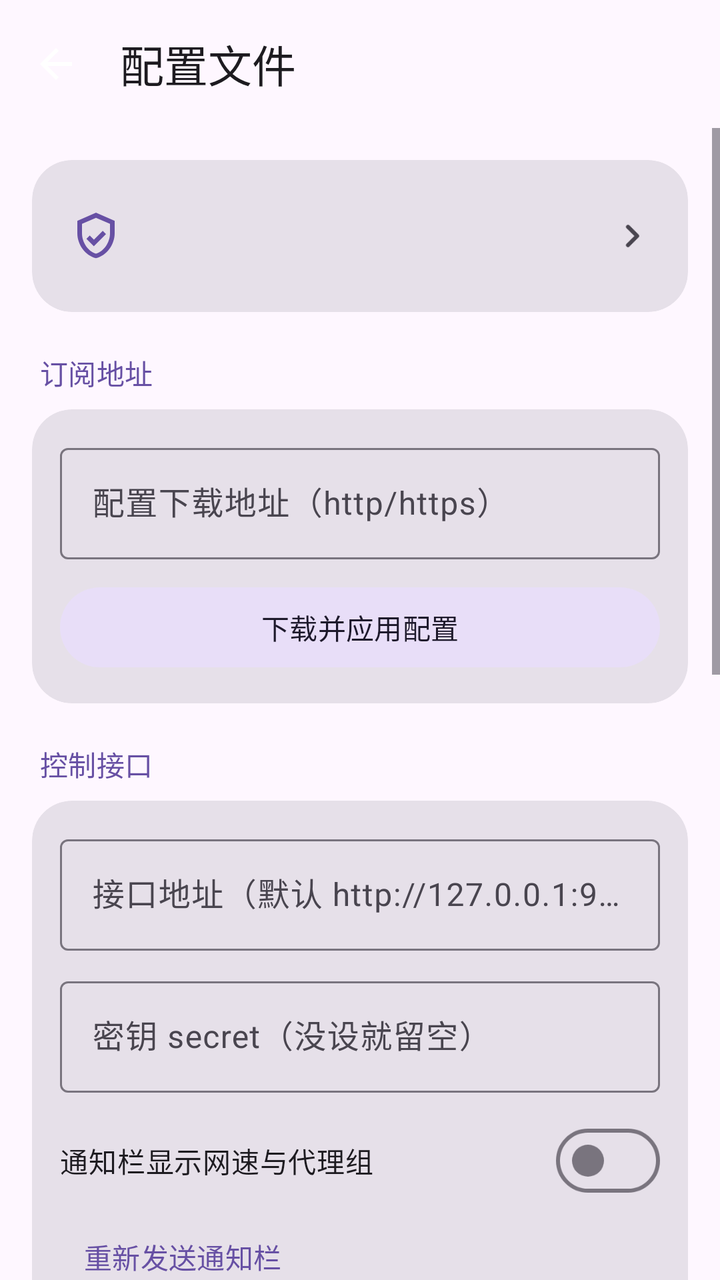
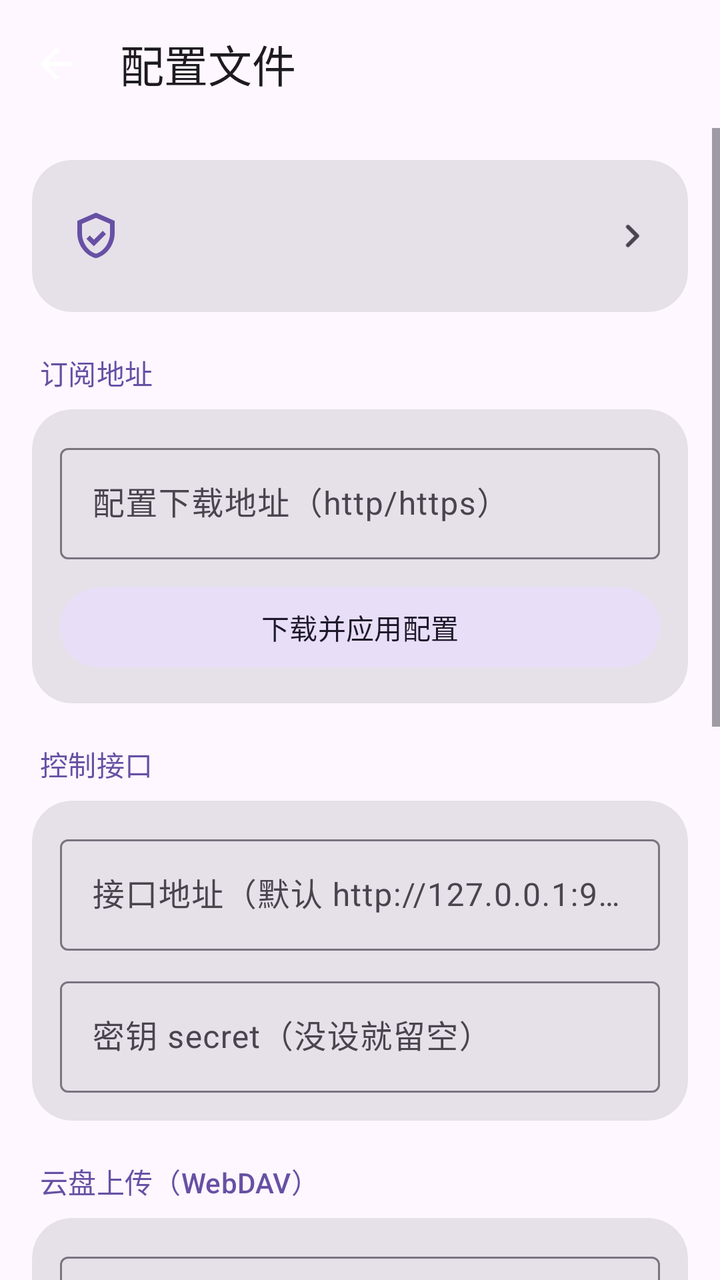

Two renders of the same Android screen: before a commit and after it. Below are the layout's source before the change and the commit's diff.
<!-- AndroidManifest.xml: application theme Theme.HyperOSMod -->
<!-- res/layout/activity_singbox_config.xml -->
<?xml version="1.0" encoding="utf-8"?>
<LinearLayout xmlns:android="http://schemas.android.com/apk/res/android"
    xmlns:app="http://schemas.android.com/apk/res-auto"
    android:layout_width="match_parent"
    android:layout_height="match_parent"
    android:background="?attr/colorSurface"
    android:fitsSystemWindows="true"
    android:orientation="vertical">

    <com.google.android.material.appbar.MaterialToolbar
        android:id="@+id/toolbar"
        android:layout_width="match_parent"
        android:layout_height="?attr/actionBarSize"
        app:navigationIcon="@drawable/ic_arrow_back"
        app:title="@string/singbox_entry_config" />

    <ScrollView
        android:layout_width="match_parent"
        android:layout_height="0dp"
        android:layout_weight="1">

        <LinearLayout
            android:layout_width="match_parent"
            android:layout_height="wrap_content"
            android:orientation="vertical"
            android:padding="16dp">

            
            <com.google.android.material.card.MaterialCardView
                style="@style/Widget.Material3.CardView.Filled"
                android:layout_width="match_parent"
                android:layout_height="wrap_content"
                app:cardCornerRadius="20dp"
                app:cardElevation="0dp">

                <include
                    android:id="@+id/row_edit"
                    layout="@layout/row_apps" />
            </com.google.android.material.card.MaterialCardView>

            
            <TextView
                android:layout_width="match_parent"
                android:layout_height="wrap_content"
                android:layout_marginStart="4dp"
                android:layout_marginTop="20dp"
                android:layout_marginBottom="8dp"
                android:text="@string/singbox_config_subscribe"
                android:textAppearance="?attr/textAppearanceTitleSmall"
                android:textColor="?attr/colorPrimary" />

            <com.google.android.material.card.MaterialCardView
                style="@style/Widget.Material3.CardView.Filled"
                android:layout_width="match_parent"
                android:layout_height="wrap_content"
                app:cardCornerRadius="20dp"
                app:cardElevation="0dp">

                <LinearLayout
                    android:layout_width="match_parent"
                    android:layout_height="wrap_content"
                    android:orientation="vertical"
                    android:padding="14dp">

                    <com.google.android.material.textfield.TextInputLayout
                        style="@style/Widget.Material3.TextInputLayout.OutlinedBox"
                        android:layout_width="match_parent"
                        android:layout_height="wrap_content"
                        android:hint="@string/singbox_config_hint">

                        <com.google.android.material.textfield.TextInputEditText
                            android:id="@+id/config_url"
                            android:layout_width="match_parent"
                            android:layout_height="wrap_content"
                            android:inputType="textUri"
                            android:maxLines="2" />
                    </com.google.android.material.textfield.TextInputLayout>

                    <com.google.android.material.button.MaterialButton
                        android:id="@+id/btn_config"
                        style="@style/Widget.Material3.Button.TonalButton"
                        android:layout_width="match_parent"
                        android:layout_height="wrap_content"
                        android:layout_marginTop="10dp"
                        android:text="@string/singbox_config_apply" />
                </LinearLayout>
            </com.google.android.material.card.MaterialCardView>

            
            <TextView
                android:layout_width="match_parent"
                android:layout_height="wrap_content"
                android:layout_marginStart="4dp"
                android:layout_marginTop="20dp"
                android:layout_marginBottom="8dp"
                android:text="@string/singbox_api_section"
                android:textAppearance="?attr/textAppearanceTitleSmall"
                android:textColor="?attr/colorPrimary" />

            <com.google.android.material.card.MaterialCardView
                style="@style/Widget.Material3.CardView.Filled"
                android:layout_width="match_parent"
                android:layout_height="wrap_content"
                app:cardCornerRadius="20dp"
                app:cardElevation="0dp">

                <LinearLayout
                    android:layout_width="match_parent"
                    android:layout_height="wrap_content"
                    android:orientation="vertical"
                    android:padding="14dp">

                    <com.google.android.material.textfield.TextInputLayout
                        style="@style/Widget.Material3.TextInputLayout.OutlinedBox"
                        android:layout_width="match_parent"
                        android:layout_height="wrap_content"
                        android:hint="@string/singbox_api_url">

                        <com.google.android.material.textfield.TextInputEditText
                            android:id="@+id/api_url"
                            android:layout_width="match_parent"
                            android:layout_height="wrap_content"
                            android:inputType="textUri"
                            android:maxLines="1" />
                    </com.google.android.material.textfield.TextInputLayout>

                    <com.google.android.material.textfield.TextInputLayout
                        style="@style/Widget.Material3.TextInputLayout.OutlinedBox"
                        android:layout_width="match_parent"
                        android:layout_height="wrap_content"
                        android:layout_marginTop="10dp"
                        android:hint="@string/singbox_api_secret">

                        <com.google.android.material.textfield.TextInputEditText
                            android:id="@+id/api_secret"
                            android:layout_width="match_parent"
                            android:layout_height="wrap_content"
                            android:inputType="text" />
                    </com.google.android.material.textfield.TextInputLayout>

                    <com.google.android.material.materialswitch.MaterialSwitch
                        android:id="@+id/switch_notify"
                        android:layout_width="match_parent"
                        android:layout_height="wrap_content"
                        android:layout_marginTop="10dp"
                        android:text="@string/panel_notify" />

                    <com.google.android.material.button.MaterialButton
                        android:id="@+id/btn_notify_resend"
                        style="@style/Widget.Material3.Button.TextButton"
                        android:layout_width="wrap_content"
                        android:layout_height="wrap_content"
                        android:minWidth="0dp"
                        android:text="@string/panel_notify_resend" />

                    <com.google.android.material.button.MaterialButton
                        android:id="@+id/btn_notify_settings"
                        style="@style/Widget.Material3.Button.TextButton"
                        android:layout_width="wrap_content"
                        android:layout_height="wrap_content"
                        android:minWidth="0dp"
                        android:text="@string/panel_notify_grant"
                        android:visibility="gone" />

                    <TextView
                        android:id="@+id/notify_hint"
                        android:layout_width="match_parent"
                        android:layout_height="wrap_content"
                        android:text="@string/panel_notify_hint"
                        android:textAppearance="?attr/textAppearanceBodySmall"
                        android:textColor="?attr/colorOnSurfaceVariant"
                        android:visibility="gone" />
                </LinearLayout>
            </com.google.android.material.card.MaterialCardView>

            
            <TextView
                android:layout_width="match_parent"
                android:layout_height="wrap_content"
                android:layout_marginStart="4dp"
                android:layout_marginTop="20dp"
                android:layout_marginBottom="8dp"
                android:text="@string/singbox_webdav"
                android:textAppearance="?attr/textAppearanceTitleSmall"
                android:textColor="?attr/colorPrimary" />

            <com.google.android.material.card.MaterialCardView
                style="@style/Widget.Material3.CardView.Filled"
                android:layout_width="match_parent"
                android:layout_height="wrap_content"
                app:cardCornerRadius="20dp"
                app:cardElevation="0dp">

                <LinearLayout
                    android:layout_width="match_parent"
                    android:layout_height="wrap_content"
                    android:orientation="vertical"
                    android:padding="14dp">

                    <com.google.android.material.textfield.TextInputLayout
                        style="@style/Widget.Material3.TextInputLayout.OutlinedBox"
                        android:layout_width="match_parent"
                        android:layout_height="wrap_content"
                        android:hint="@string/singbox_webdav_url">

                        <com.google.android.material.textfield.TextInputEditText
                            android:id="@+id/dav_url"
                            android:layout_width="match_parent"
                            android:layout_height="wrap_content"
                            android:inputType="textUri"
                            android:maxLines="2" />
                    </com.google.android.material.textfield.TextInputLayout>

                    <com.google.android.material.textfield.TextInputLayout
                        style="@style/Widget.Material3.TextInputLayout.OutlinedBox"
                        android:layout_width="match_parent"
                        android:layout_height="wrap_content"
                        android:layout_marginTop="10dp"
                        android:hint="@string/singbox_webdav_user">

                        <com.google.android.material.textfield.TextInputEditText
                            android:id="@+id/dav_user"
                            android:layout_width="match_parent"
                            android:layout_height="wrap_content"
                            android:inputType="text" />
                    </com.google.android.material.textfield.TextInputLayout>

                    <com.google.android.material.textfield.TextInputLayout
                        style="@style/Widget.Material3.TextInputLayout.OutlinedBox"
                        android:layout_width="match_parent"
                        android:layout_height="wrap_content"
                        android:layout_marginTop="10dp"
                        android:hint="@string/singbox_webdav_pass">

                        <com.google.android.material.textfield.TextInputEditText
                            android:id="@+id/dav_pass"
                            android:layout_width="match_parent"
                            android:layout_height="wrap_content"
                            android:inputType="textPassword" />
                    </com.google.android.material.textfield.TextInputLayout>

                    <com.google.android.material.textfield.TextInputLayout
                        style="@style/Widget.Material3.TextInputLayout.OutlinedBox"
                        android:layout_width="match_parent"
                        android:layout_height="wrap_content"
                        android:layout_marginTop="10dp"
                        android:hint="@string/singbox_webdav_path">

                        <com.google.android.material.textfield.TextInputEditText
                            android:id="@+id/dav_path"
                            android:layout_width="match_parent"
                            android:layout_height="wrap_content"
                            android:inputType="text" />
                    </com.google.android.material.textfield.TextInputLayout>

                    <com.google.android.material.materialswitch.MaterialSwitch
                        android:id="@+id/switch_dav_minify"
                        android:layout_width="match_parent"
                        android:layout_height="wrap_content"
                        android:layout_marginTop="10dp"
                        android:text="@string/singbox_webdav_minify" />

                    <TextView
                        android:id="@+id/dav_minify_hint"
                        android:layout_width="match_parent"
                        android:layout_height="wrap_content"
                        android:text="@string/singbox_webdav_minify_hint"
                        android:textAppearance="?attr/textAppearanceBodySmall"
                        android:textColor="?attr/colorOnSurfaceVariant" />

                    <LinearLayout
                        android:layout_width="match_parent"
                        android:layout_height="wrap_content"
                        android:layout_marginTop="10dp"
                        android:orientation="horizontal">

                        <com.google.android.material.button.MaterialButton
                            android:id="@+id/btn_dav_test"
                            style="@style/Widget.Material3.Button.TonalButton"
                            android:layout_width="0dp"
                            android:layout_height="wrap_content"
                            android:layout_weight="1"
                            android:text="@string/singbox_webdav_test" />

                        <com.google.android.material.button.MaterialButton
                            android:id="@+id/btn_dav_upload"
                            style="@style/Widget.Material3.Button"
                            android:layout_width="0dp"
                            android:layout_height="wrap_content"
                            android:layout_marginStart="8dp"
                            android:layout_weight="1"
                            android:text="@string/singbox_webdav_upload" />
                    </LinearLayout>
                </LinearLayout>
            </com.google.android.material.card.MaterialCardView>

            <ProgressBar
                android:id="@+id/progress"
                style="?android:attr/progressBarStyleHorizontal"
                android:layout_width="match_parent"
                android:layout_height="3dp"
                android:layout_marginTop="16dp"
                android:indeterminate="true"
                android:visibility="gone" />

            <TextView
                android:id="@+id/output"
                android:layout_width="match_parent"
                android:layout_height="wrap_content"
                android:layout_marginTop="12dp"
                android:background="?attr/colorSurfaceVariant"
                android:fontFamily="monospace"
                android:minLines="4"
                android:padding="12dp"
                android:textAppearance="?attr/textAppearanceBodySmall"
                android:textColor="?attr/colorOnSurfaceVariant"
                android:textIsSelectable="true" />
        </LinearLayout>
    </ScrollView>
</LinearLayout>
<!-- res/layout/row_apps.xml (included above) -->
<?xml version="1.0" encoding="utf-8"?>
<LinearLayout xmlns:android="http://schemas.android.com/apk/res/android"
    android:layout_width="match_parent"
    android:layout_height="wrap_content"
    android:background="?attr/selectableItemBackground"
    android:gravity="center_vertical"
    android:minHeight="76dp"
    android:orientation="horizontal"
    android:paddingStart="18dp"
    android:paddingTop="12dp"
    android:paddingEnd="16dp"
    android:paddingBottom="12dp">

    <ImageView
        android:layout_width="28dp"
        android:layout_height="28dp"
        android:layout_marginEnd="16dp"
        android:contentDescription="@null"
        android:src="@drawable/ic_shield"
        android:tint="?attr/colorPrimary" />

    <LinearLayout
        android:layout_width="0dp"
        android:layout_height="wrap_content"
        android:layout_weight="1"
        android:orientation="vertical">

        <TextView
            android:id="@+id/title"
            android:layout_width="match_parent"
            android:layout_height="wrap_content"
            android:textAppearance="?attr/textAppearanceBodyLarge"
            android:textColor="?attr/colorOnSurface" />

        <TextView
            android:id="@+id/summary"
            android:layout_width="match_parent"
            android:layout_height="wrap_content"
            android:layout_marginTop="2dp"
            android:textAppearance="?attr/textAppearanceBodySmall"
            android:textColor="?attr/colorOnSurfaceVariant" />
    </LinearLayout>

    <ImageView
        android:layout_width="24dp"
        android:layout_height="24dp"
        android:layout_marginStart="12dp"
        android:contentDescription="@null"
        android:src="@drawable/ic_chevron_right"
        android:tint="?attr/colorOnSurfaceVariant" />
</LinearLayout>
<!-- resources referenced by this layout -->
<resources>
  <!-- drawable ic_arrow_back (drawable) -->
  <?xml version="1.0" encoding="utf-8"?>
  <vector xmlns:android="http://schemas.android.com/apk/res/android"
      android:width="24dp"
      android:height="24dp"
      android:viewportWidth="24"
      android:viewportHeight="24">
      <path
          android:fillColor="#FFFFFFFF"
          android:pathData="M20,11H7.83l5.59,-5.59L12,4l-8,8l8,8l1.41,-1.41L7.83,13H20v-2z" />
  </vector>
  <!-- drawable ic_chevron_right (drawable) -->
  <?xml version="1.0" encoding="utf-8"?>
  <vector xmlns:android="http://schemas.android.com/apk/res/android"
      android:width="24dp"
      android:height="24dp"
      android:viewportWidth="24"
      android:viewportHeight="24">
      <path
          android:fillColor="#FFFFFFFF"
          android:pathData="M9.29,6.71a1,1 0 0 0 0,1.41L13.17,12l-3.88,3.88a1,1 0 1 0 1.42,1.41l4.58,-4.58a1,1 0 0 0 0,-1.42l-4.58,-4.58a1,1 0 0 0 -1.42,0z" />
  </vector>
  <!-- drawable ic_shield (drawable) -->
  <?xml version="1.0" encoding="utf-8"?>
  <vector xmlns:android="http://schemas.android.com/apk/res/android"
      android:width="24dp"
      android:height="24dp"
      android:viewportWidth="24"
      android:viewportHeight="24">
      <path
          android:fillColor="#FFFFFFFF"
          android:pathData="M12,2L4,5.5v5.25c0,4.95 3.4,9.57 8,10.75c4.6,-1.18 8,-5.8 8,-10.75V5.5L12,2zM12,4.18l6,2.63v3.94c0,3.95 -2.55,7.7 -6,8.85c-3.45,-1.15 -6,-4.9 -6,-8.85V6.81l6,-2.63z" />
      <path
          android:fillColor="#FFFFFFFF"
          android:pathData="M11.1,13.6l-1.8,-1.8l-1.4,1.4l3.2,3.2l5.2,-5.2l-1.4,-1.4z" />
  </vector>
  <string name="panel_notify">通知栏显示网速与代理组</string>
  <string name="panel_notify_grant">去授予通知权限</string>
  <string name="panel_notify_hint">在通知栏常驻显示实时速率和当前节点，需要通知权限</string>
  <string name="panel_notify_resend">重新发送通知栏</string>
  <string name="singbox_api_secret">密钥 secret（没设就留空）</string>
  <string name="singbox_api_section">控制接口</string>
  <string name="singbox_api_url">接口地址（默认 http://127.0.0.1:9090）</string>
  <string name="singbox_config_apply">下载并应用配置</string>
  <string name="singbox_config_hint">配置下载地址（http/https）</string>
  <string name="singbox_config_subscribe">订阅地址</string>
  <string name="singbox_entry_config">配置文件</string>
  <string name="singbox_webdav">云盘上传（WebDAV）</string>
  <string name="singbox_webdav_minify">上传前压缩 JSON</string>
  <string name="singbox_webdav_minify_hint">默认开启：压成单行，体积更小，仍可直接当配置用；关掉则按文件原样上传</string>
  <string name="singbox_webdav_pass">密码 / 应用密码</string>
  <string name="singbox_webdav_path">远端路径（如 singbox/config.json）</string>
  <string name="singbox_webdav_test">测试连接</string>
  <string name="singbox_webdav_upload">上传当前配置</string>
  <string name="singbox_webdav_url">服务器地址（https://dav.example.com/dav）</string>
  <string name="singbox_webdav_user">用户名</string>
  <style name="Theme.HyperOSMod" parent="Theme.Material3.DayNight.NoActionBar">
          <item name="android:windowActionModeOverlay">true</item>
          <item name="android:windowNoTitle">true</item>
          <item name="android:windowLightStatusBar">true</item>
          <item name="android:windowLightNavigationBar">true</item>
      </style>
</resources>

<!-- the commit's change to res/layout/activity_singbox_config.xml (unified diff, before → after) -->
@@ -137,39 +137,6 @@
                             android:layout_height="wrap_content"
                             android:inputType="text" />
                     </com.google.android.material.textfield.TextInputLayout>
-
-                    <com.google.android.material.materialswitch.MaterialSwitch
-                        android:id="@+id/switch_notify"
-                        android:layout_width="match_parent"
-                        android:layout_height="wrap_content"
-                        android:layout_marginTop="10dp"
-                        android:text="@string/panel_notify" />
-
-                    <com.google.android.material.button.MaterialButton
-                        android:id="@+id/btn_notify_resend"
-                        style="@style/Widget.Material3.Button.TextButton"
-                        android:layout_width="wrap_content"
-                        android:layout_height="wrap_content"
-                        android:minWidth="0dp"
-                        android:text="@string/panel_notify_resend" />
-
-                    <com.google.android.material.button.MaterialButton
-                        android:id="@+id/btn_notify_settings"
-                        style="@style/Widget.Material3.Button.TextButton"
-                        android:layout_width="wrap_content"
-                        android:layout_height="wrap_content"
-                        android:minWidth="0dp"
-                        android:text="@string/panel_notify_grant"
-                        android:visibility="gone" />
-
-                    <TextView
-                        android:id="@+id/notify_hint"
-                        android:layout_width="match_parent"
-                        android:layout_height="wrap_content"
-                        android:text="@string/panel_notify_hint"
-                        android:textAppearance="?attr/textAppearanceBodySmall"
-                        android:textColor="?attr/colorOnSurfaceVariant"
-                        android:visibility="gone" />
                 </LinearLayout>
             </com.google.android.material.card.MaterialCardView>
 
<!-- resource entries referenced after the edit -->
@@ -36,10 +36,6 @@
           android:fillColor="#FFFFFFFF"
           android:pathData="M11.1,13.6l-1.8,-1.8l-1.4,1.4l3.2,3.2l5.2,-5.2l-1.4,-1.4z" />
   </vector>
-  <string name="panel_notify">通知栏显示网速与代理组</string>
-  <string name="panel_notify_grant">去授予通知权限</string>
-  <string name="panel_notify_hint">在通知栏常驻显示实时速率和当前节点，需要通知权限</string>
-  <string name="panel_notify_resend">重新发送通知栏</string>
   <string name="singbox_api_secret">密钥 secret（没设就留空）</string>
   <string name="singbox_api_section">控制接口</string>
   <string name="singbox_api_url">接口地址（默认 http://127.0.0.1:9090）</string>
